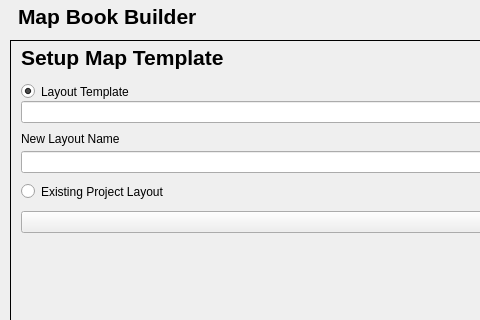
Old version of the form mbb_core_dialog_base.ui in the repository anthony-cooper/mbb-qgis-plugin; both pictures show x 0 to 480 and y 0 to 320 of the 870 by 756 pixel window.
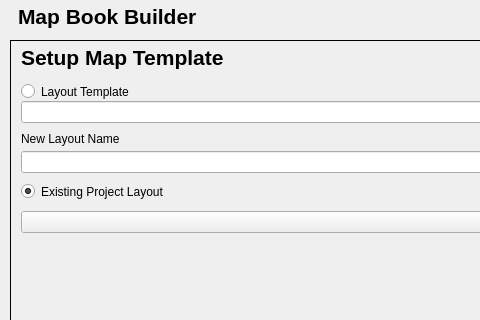
New version of the form. The open tabs and pages were chosen to show the change.

Commit message: Update setup file writer to reflect new approach

Patch:
```diff
--- a/mbb_core_dialog_base.ui
+++ b/mbb_core_dialog_base.ui
@@ -231,7 +231,7 @@
       <string>Layout Template</string>
      </property>
      <property name="checked">
-      <bool>true</bool>
+      <bool>false</bool>
      </property>
     </widget>
     <widget class="QRadioButton" name="existingLayout">
@@ -246,6 +246,9 @@
      <property name="text">
       <string>Existing Project Layout</string>
      </property>
+     <property name="checked">
+      <bool>true</bool>
+     </property>
     </widget>
     <widget class="QComboBox" name="existingLayouts">
      <property name="geometry">
```
Left out of the diff: 6 changed lines with no effect on the pictures. The commit also changes 2 other files.
